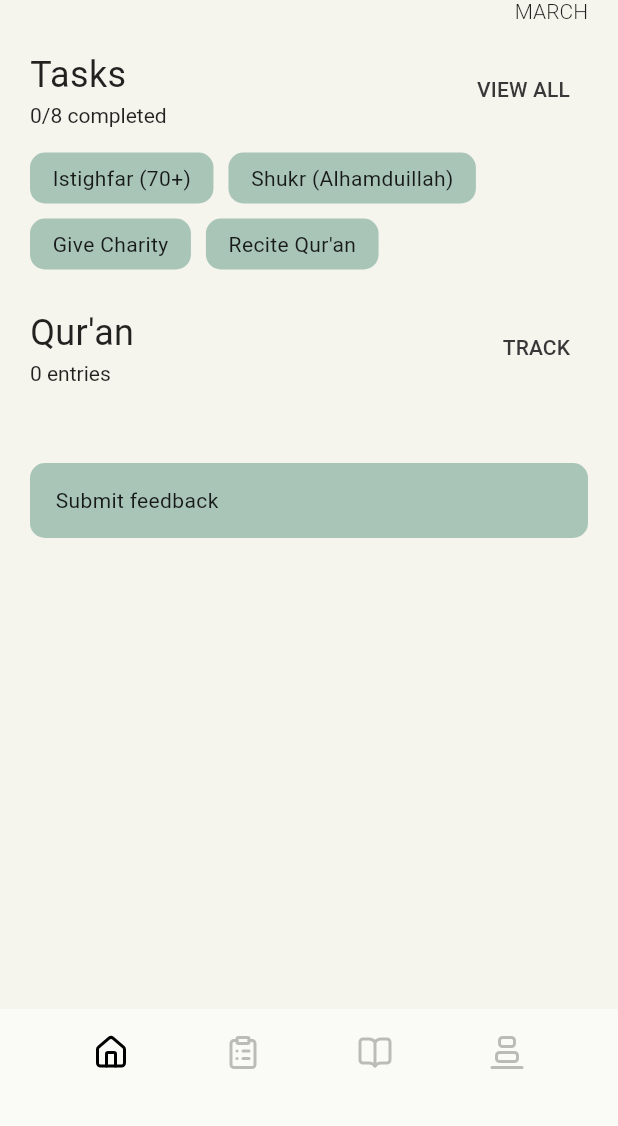
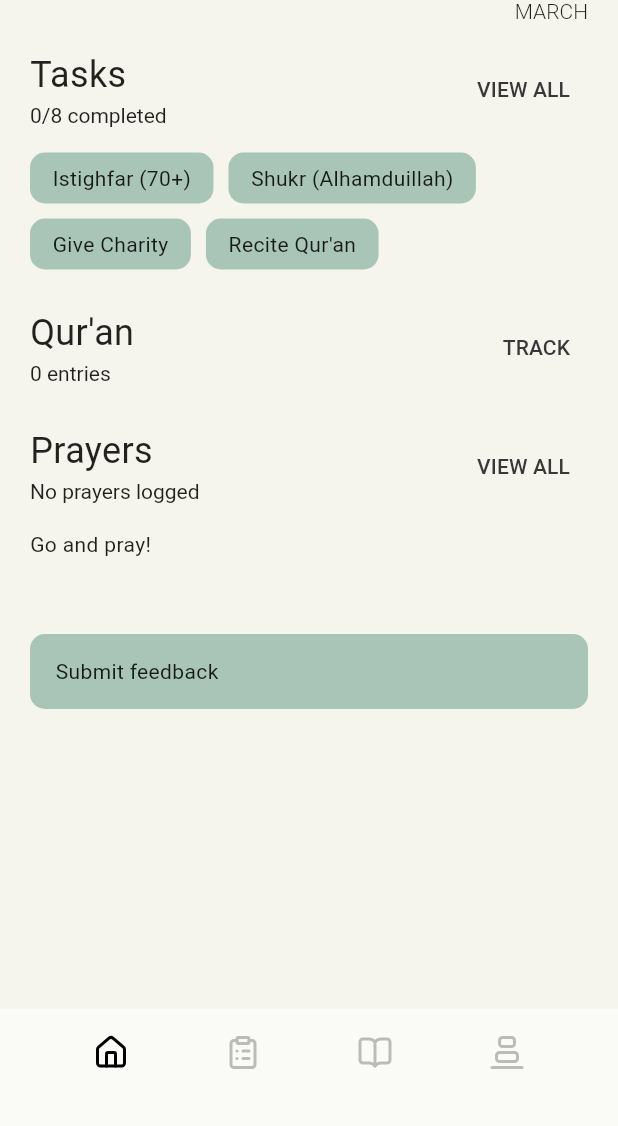
Before and after one commit to hkamran80/ramadan-taskminder, a Flutter app: the screen it shows after launch, after a tap on "Submit feedback", on a phone screen of 412 x 824 dp, the part 110-1236 px from its top. Run offline on Flutter 3.47's test engine with Material 2 defaults, Android fonts, the phone set to English and light mode, and no system bars; our stand-ins replace go_router, google_fonts, hijri, hive_flutter, lucide_icons, shared_preferences; accounts and stored records are empty; Roboto replaces fonts that are missing (Numans).

Commit message:
Add prayers to home

```diff
--- a/lib/screens/home.dart
+++ b/lib/screens/home.dart
@@ -6,6 +6,7 @@ import 'package:hive_flutter/hive_flutter.dart';
 import 'package:intl/intl.dart';
 import 'package:ramadan_taskminder/constants.dart';
 import 'package:ramadan_taskminder/extensions/date.dart';
+import 'package:ramadan_taskminder/prayers.dart';
 import 'package:ramadan_taskminder/theme.dart';
 import 'package:ramadan_taskminder/tasks.dart';
 import 'package:ramadan_taskminder/widgets/page_footer.dart';
@@ -27,14 +28,17 @@ class _HomeScreenState extends State<HomeScreen> {
   DateTime current = DateTime.now();
   HijriCalendar hijriCurrent = HijriCalendar.now();
   Box tasksBox = Hive.box("tasks");
+  Box prayersBox = Hive.box("prayers");
   Box quran = Hive.box("quran");
   late Map<String, bool> tasks;
+  late Map<String, bool> prayers;
 
   @override
   void initState() {
     super.initState();
     initializeTasks();
     initializeHistory();
+    initializePrayers();
   }
 
   void firstRun() async {
@@ -69,6 +73,21 @@ class _HomeScreenState extends State<HomeScreen> {
     }
   }
 
+  void initializePrayers() {
+    prayers = Map.from(
+      prayersBox.get(current.getYMD(), defaultValue: {}),
+    );
+
+    for (var task in allPrayers) {
+      bool taskPresent = prayers.containsKey(task);
+      if (!taskPresent) {
+        prayers[task] = false;
+      }
+    }
+
+    prayersBox.put(current.getYMD(), prayers);
+  }
+
   Future<void> _launchUrl() async {
     if (!await launchUrl(feedbackUrl)) {
       throw Exception('Could not launch $feedbackUrl');
@@ -80,6 +99,23 @@ class _HomeScreenState extends State<HomeScreen> {
     Iterable incompleteTasks = tasks.entries.where(
       (task) => task.value == false,
     );
+    Iterable completedPrayers = prayers.entries
+        .where(
+          (prayer) => prayer.value == true,
+        )
+        .map(
+          (prayer) => prayer.key,
+        );
+    int fardhComplete = completedPrayers
+        .where(
+          (prayer) =>
+              !prayer.contains(
+                "Sunnah",
+              ) &&
+              prayer != "Tahajjud" &&
+              prayer != "Taraweeh",
+        )
+        .length;
 
     return Material(
       color: getBackgroundColor(context),
@@ -176,6 +212,42 @@ class _HomeScreenState extends State<HomeScreen> {
                           ],
                         ),
                         const SizedBox(
+                          height: 25,
+                        ),
+                        Column(
+                          mainAxisSize: MainAxisSize.min,
+                          crossAxisAlignment: CrossAxisAlignment.start,
+                          children: [
+                            SectionHeader(
+                              title: "Prayers",
+                              subtitle: completedPrayers.isEmpty
+                                  ? "No prayers logged"
+                                  : "Keep up the good work!",
+                              buttonText: "View All",
+                              onClick: (() =>
+                                  GoRouter.of(context).go("/prayers")),
+                            ),
+                            const SizedBox(height: 15),
+                            completedPrayers.isNotEmpty
+                                ? Wrap(
+                                    spacing: 10,
+                                    runSpacing: 10,
+                                    children: [
+                                      Statistic(
+                                        statistic: "$fardhComplete Fardh",
+                                      ),
+                                      Statistic(
+                                        statistic:
+                                            "${completedPrayers.length - fardhComplete} Sunnah",
+                                      ),
+                                    ],
+                                  )
+                                : const Text(
+                                    "Go and pray!",
+                                  ),
+                          ],
+                        ),
+                        const SizedBox(
                           height: 50,
                         ),
                         WideCard(
```
